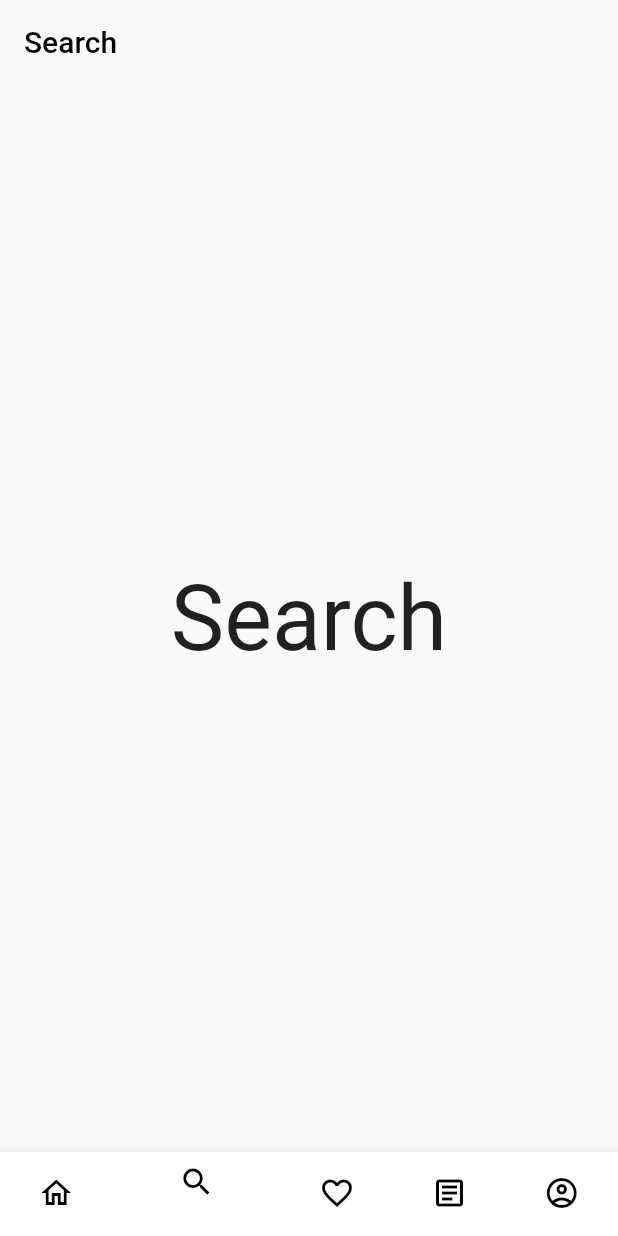
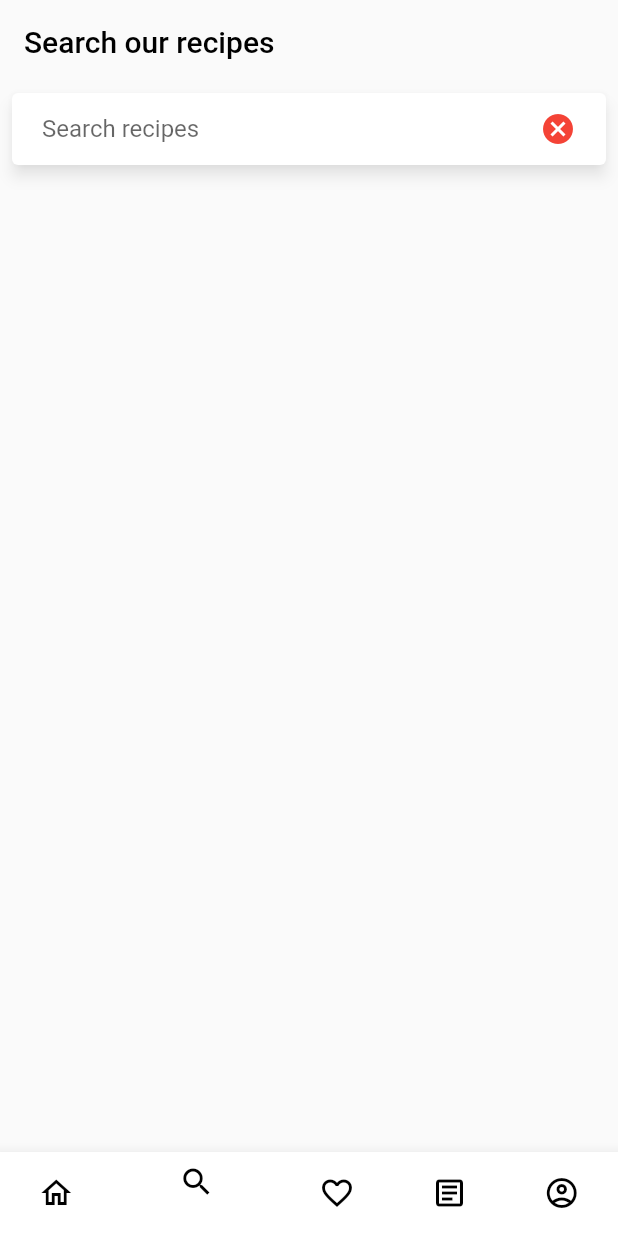
Before and after one commit to ManuB123/EPITECH_GNT_Flutter_1, a Flutter app: the screen it shows after launch, item 2 of the bottom bar chosen, on a phone screen of 412 x 824 dp. Run offline on Flutter 3.47's test engine with Material 2 defaults, Android fonts, the phone set to English and light mode, and no system bars; drawn by our look-alikes of material_floating_search_bar; our stand-ins replace camera.

```diff
--- a/lib/Page/search.dart
+++ b/lib/Page/search.dart
@@ -1,4 +1,5 @@
 import 'package:flutter/material.dart';
+import 'package:material_floating_search_bar/material_floating_search_bar.dart';
 
 class Search extends StatefulWidget {
   @override
@@ -8,13 +9,55 @@ class Search extends StatefulWidget {
 class _SearchState extends State<Search> {
   @override
   Widget build(BuildContext context) {
-    return  Scaffold(
-      appBar: AppBar(
-        backgroundColor: Colors.transparent,
-        elevation: 0,
-        title: Text("Search", style: TextStyle(color: Colors.black)),
+    final isPortrait = MediaQuery.of(context).orientation == Orientation.portrait;
+
+    return Scaffold(appBar: AppBar(
+      backgroundColor: Colors.transparent,
+      elevation: 0,
+      title: Text("Search our recipes", style: TextStyle(color: Colors.black)),
+    ),
+      body: FloatingSearchBar(
+        hint: 'Search recipes',
+        scrollPadding: const EdgeInsets.only(top: 16, bottom: 56),
+        transitionDuration: const Duration(milliseconds: 800),
+        transitionCurve: Curves.easeInOut,
+        physics: const BouncingScrollPhysics(),
+        axisAlignment: isPortrait ? 0.0 : -1.0,
+        openAxisAlignment: 0.0,
+        width: isPortrait ? 600 : 500,
+        debounceDelay: const Duration(milliseconds: 500),
+        onQueryChanged: (query) {
+          // Trier les recettes
+        },
+        transition: CircularFloatingSearchBarTransition(),
+        actions: [
+          FloatingSearchBarAction(
+            showIfOpened: false,
+            child: CircularButton(
+              icon: const Icon(Icons.cancel, color: Colors.red),
+              onPressed: () {},
+            ),
+          ),
+          FloatingSearchBarAction.searchToClear(
+            showIfClosed: false,
+          ),
+        ],
+        builder: (context, transition) {
+          return ClipRRect(
+            borderRadius: BorderRadius.circular(8),
+            child: Material(
+              color: Colors.white,
+              elevation: 4.0,
+              child: Column(
+                mainAxisSize: MainAxisSize.min,
+                children: Colors.accents.map((color) {
+                  return Container(height: 112, color: Colors.white);
+                }).toList(),
+              ),
+            ),
+          );
+        },
       ),
-      body: Center(child: Text('Search', style: TextStyle(fontSize: 60))),
     );
   }
 }
--- a/lib/data/recipe_data.dart
+++ b/lib/data/recipe_data.dart
@@ -5,5 +5,5 @@ class Recipe_Lopes {
   Map<String, int > ingredients = { "lopes": 10 };
 
   static const recipe = Recipe(image: "https://www.google.com/imgres?imgurl=https%3A%2F%2Fwww.hervecuisine.com%2Fwp-content%2Fuploads%2F2020%2F05%2Frecette-clafoutis-facile-1024x685.jpg.webp&imgrefurl=https%3A%2F%2Fwww.hervecuisine.com%2Frecette%2Frecette-clafoutis-facile-aux-cerises%2F&tbnid=KAvSuvZo04PeWM&vet=12ahUKEwjHwortgIz2AhURxeAKHfqMD8sQMygAegUIARD2AQ..i&docid=vD5yHiZxGlLzAM&w=1024&h=685&q=clafoutis&ved=2ahUKEwjHwortgIz2AhURxeAKHfqMD8sQMygAegUIARD2AQ",
-      name: "clafoutis", steps: ["Ajouter du lopes"], ingredients: { "lopes": 10 }, description: 'miam');
+      author_name: "Alexis lopes", author_picture: "", score: 5, name: "clafoutis", steps: ["Ajouter du lopes"], ingredients: { "lopes": 10 }, description: 'miam');
 }
--- a/lib/model/recipe.dart
+++ b/lib/model/recipe.dart
@@ -1,13 +1,19 @@
 class Recipe {
   final String image;
   final String name;
+  final String author_name;
+  final String author_picture;
+  final int score;
   final List<String> steps;
   final Map<String, int> ingredients;
   final String description;
 
   const Recipe({
     required this.image,
+    required this.author_name,
+    required this.author_picture,
     required this.name,
+    required this.score,
     required this.steps,
     required this.ingredients,
     required this.description,
```
